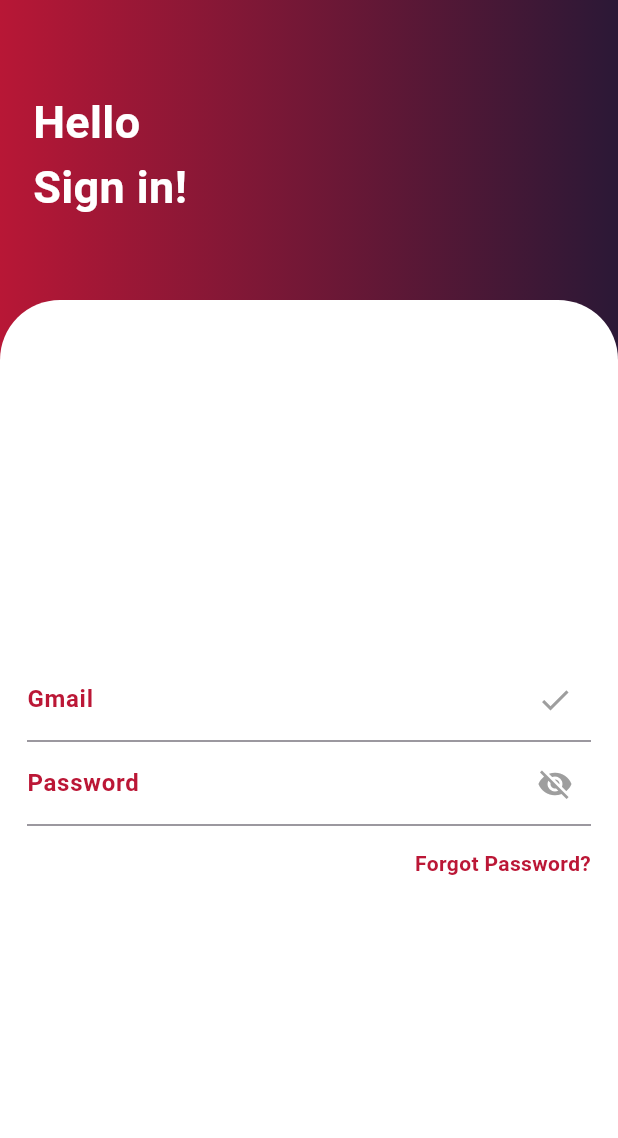
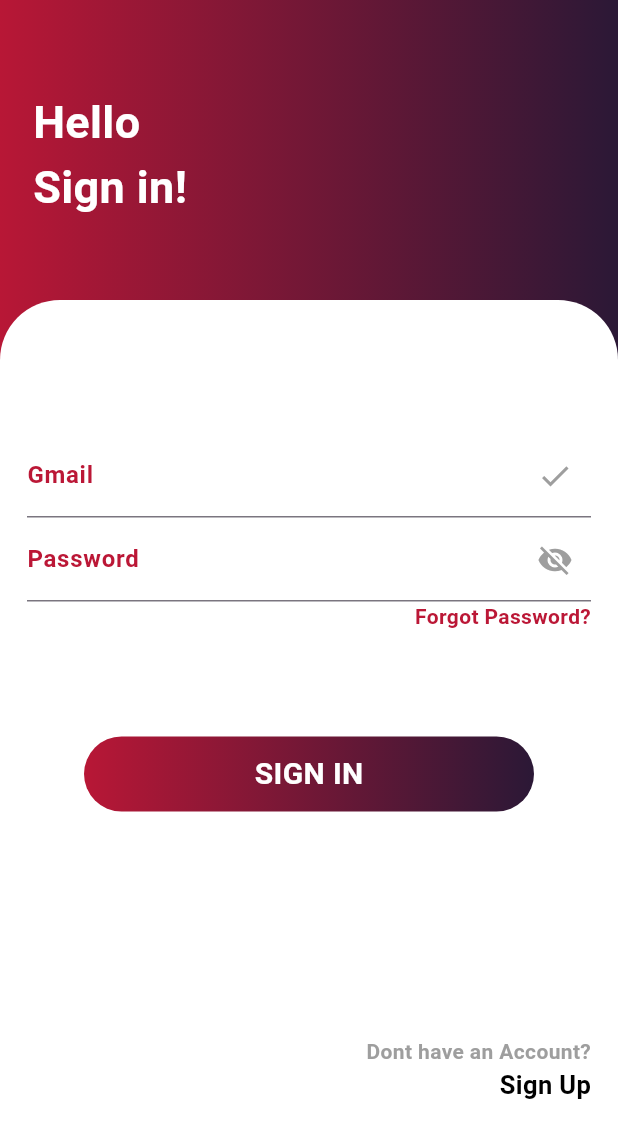
Before and after one commit to Ahmed-6492/loginscreen_signup, a Flutter app: the screen it shows after launch, after a tap on "SIGN IN", on a phone screen of 412 x 824 dp. Shown: the top 1138 px of the screen. Run offline on Flutter 3.47's test engine with Material 2 defaults, Android fonts, the light colour scheme and no system bars.

Commit message:
Second Commit

```diff
--- a/lib/WelcomeScreen.dart
+++ b/lib/WelcomeScreen.dart
@@ -1,5 +1,6 @@
 import 'package:flutter/material.dart';
 import 'loginScreen.dart';
+import 'regScreen.dart';
 class WelcomeScreen extends StatelessWidget {
   const WelcomeScreen({super.key});
 
@@ -49,7 +50,11 @@ class WelcomeScreen extends StatelessWidget {
             ),
           ),
           const SizedBox(height: 30),
-          Container(
+          GestureDetector(
+            onTap:(){
+              Navigator.push(context, MaterialPageRoute(builder:(context)=> regScreen()));
+            } ,
+            child: Container(
               height: 53,width: 320,
               decoration: BoxDecoration(
               color: Colors.white,
@@ -64,8 +69,9 @@ class WelcomeScreen extends StatelessWidget {
             )),
               ),
             ),
+          ),
          const  Spacer(),
-const Text("Login wiyh Social Media",style:TextStyle(
+const Text("Login with Social Media",style:TextStyle(
             fontSize:17,
             color: Colors.white,
           )),
--- a/lib/loginScreen.dart
+++ b/lib/loginScreen.dart
@@ -17,8 +17,8 @@ class loginScreen extends StatelessWidget {
             Color(0xff2B1836),
           ])
         ),
-        child: Padding(
-          padding: const EdgeInsets.only(top:60.0,left:22),
+        child: const Padding(
+          padding:  EdgeInsets.only(top:60.0,left:22),
           child: Text("Hello\nSign in!",style:TextStyle(
             fontSize: 30,
             color: Colors.white,fontWeight: FontWeight.bold,
@@ -29,7 +29,7 @@ class loginScreen extends StatelessWidget {
       Padding(
         padding: const EdgeInsets.only(top: 200.0,),
         child: Container(
-          decoration: BoxDecoration(
+          decoration: const BoxDecoration(
             borderRadius: BorderRadius.only(
               topLeft: Radius.circular(40),
               topRight:Radius.circular(40) ,
@@ -44,7 +44,7 @@ class loginScreen extends StatelessWidget {
             child: Column(
               mainAxisAlignment: MainAxisAlignment.center,
               children: [
-                TextField(
+                const TextField(
                   decoration: InputDecoration(
                     suffixIcon:Icon(Icons.check,color:Colors.grey),
                     label: Text('Gmail', style: TextStyle(
@@ -53,7 +53,7 @@ class loginScreen extends StatelessWidget {
                     ))
                   ),
                 ),
-          TextField(
+         const  TextField(
                   decoration: InputDecoration(
                     suffixIcon:Icon(Icons.visibility_off,color:Colors.grey),
                     label: Text('Password', style: TextStyle(
@@ -62,16 +62,53 @@ class loginScreen extends StatelessWidget {
                     ))
                   ),
                 ),
-                Padding(
-                  padding: const EdgeInsets.only(top:15.0),
-                  child: Align(
-                    alignment: Alignment.centerRight,
-                    child: Text("Forgot Password?",style: TextStyle(
-                      fontWeight: FontWeight.bold,color:Color(0xffBB1736)
+                Align(
+                  alignment: Alignment.centerRight,
+                  child: Text("Forgot Password?",style: TextStyle(
+                    fontWeight: FontWeight.bold,color:Color(0xffBB1736)
 ,                    )),
-                  ),
-                )
+                ),
+                SizedBox(height: 70),
+            Container(
+        height: 50,
+        width: 300,
+        decoration: BoxDecoration(
+        borderRadius: BorderRadius.circular(30),
+
+          gradient: LinearGradient(colors: [
+            Color(0xffB81736),
+            Color(0xff2B1836),
+          ])
+        ),
+        child: Center(
+          child:
+          Text("SIGN IN",style:TextStyle(fontWeight: FontWeight.bold,
+          fontSize:20,
+          color: Colors.white)),
+        ),
+            ),
+            SizedBox(height: 150),
+               Align(
+                  alignment: Alignment.bottomRight,
+                  child: Column(
+                    mainAxisAlignment: MainAxisAlignment.end,
+                    crossAxisAlignment: CrossAxisAlignment.end,
+                    children: [
+
+                       Text("Dont have an Account?",style:TextStyle(fontWeight: FontWeight.bold,
+
+          color: Colors.grey)
+
+          ),
+          Text("Sign Up",style:TextStyle(fontWeight: FontWeight.bold,
+          fontSize:17,
+          color: Colors.black)
+
+          ),
+                    ],),
+                ),
               ],
+
             ),
           ),
         ),
--- a/lib/main.dart
+++ b/lib/main.dart
@@ -18,7 +18,7 @@ class MyApp extends StatelessWidget {
         colorScheme: ColorScheme.fromSeed(seedColor: Colors.deepPurple),
         useMaterial3: true,
       ),
-      home:const  WelcomeScreen(),
+      home:const WelcomeScreen(),
     );
   }
 }
```
Also changed, not shown: lib/regScreen.dart (+135 -0 lines). Lines whose indentation alone changed are shown as unchanged.
